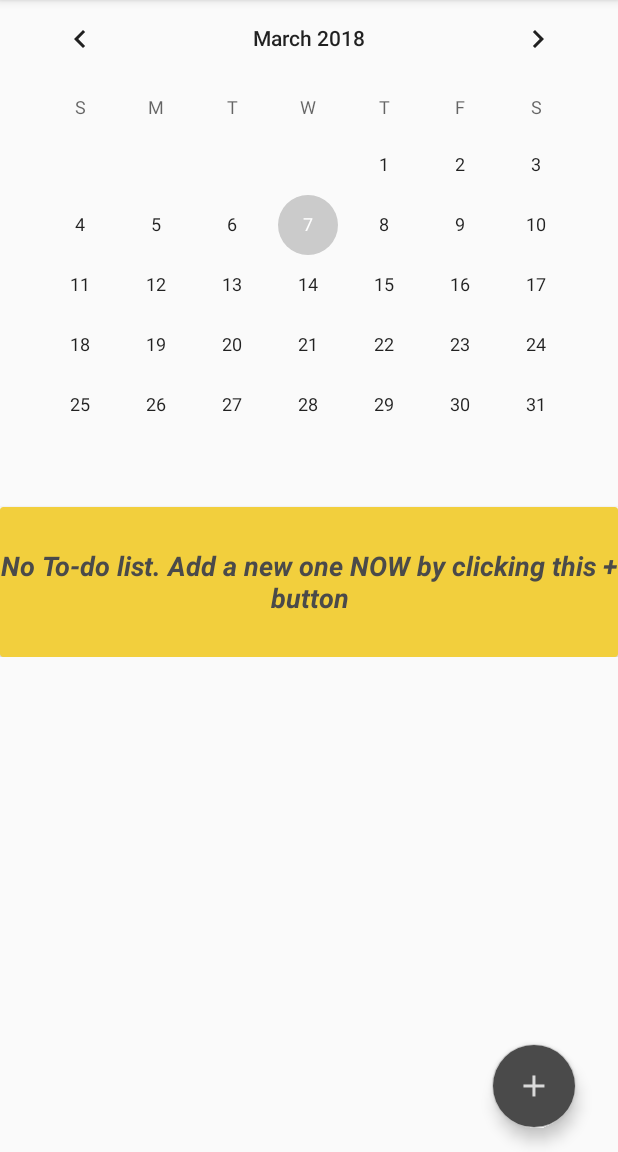
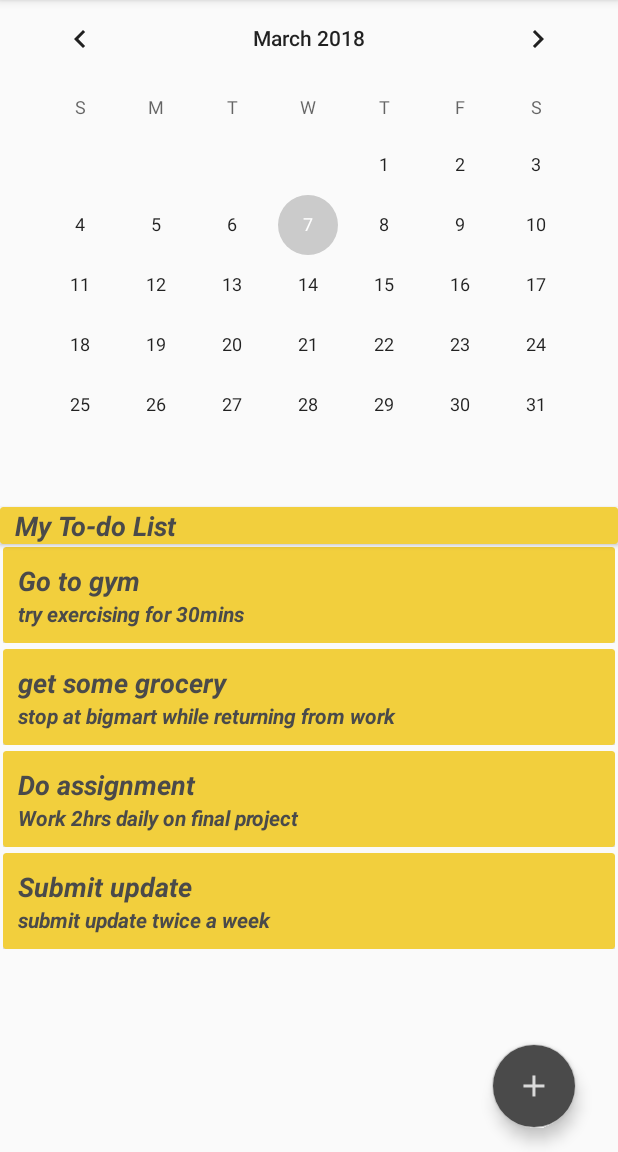
Before and after one commit to paalwindersingh/project-my-planner, an Android app: the screen it shows after launch (DrawerActivity), on a phone screen of 412 x 824 dp, the part 84-1236 px from its top. Run offline under Robolectric (Android 15) with nearby library versions, the phone set to English and light mode, and no system bars.

Commit message:
Added todo list

```diff
--- a/app/src/main/java/com/p1694151/myapplication/activities/DrawerActivity.java
+++ b/app/src/main/java/com/p1694151/myapplication/activities/DrawerActivity.java
@@ -8,19 +8,33 @@ import android.support.v4.view.GravityCompat;
 import android.support.v4.widget.DrawerLayout;
 import android.support.v7.app.ActionBarDrawerToggle;
 import android.support.v7.app.AppCompatActivity;
+import android.support.v7.widget.CardView;
+import android.support.v7.widget.DefaultItemAnimator;
+import android.support.v7.widget.LinearLayoutManager;
+import android.support.v7.widget.RecyclerView;
 import android.support.v7.widget.Toolbar;
 import android.view.MenuItem;
 import android.view.View;
 import android.widget.CalendarView;
 
 import com.p1694151.myapplication.R;
+import com.p1694151.myapplication.adapter.TodoListAdapter;
+import com.p1694151.myapplication.models.TodoItem;
 import com.p1694151.myapplication.storage.LocalStore;
+
+import java.util.ArrayList;
 
 public class DrawerActivity extends AppCompatActivity
         implements NavigationView.OnNavigationItemSelectedListener {
 
     private CalendarView simpleCalendarView;
     private FloatingActionButton addTodo;
+    private CardView emptyView;
+    private CardView cvHeader;
+    private RecyclerView todoListRv;
+    private RecyclerView.LayoutManager layoutManager;
+    private TodoListAdapter adapter;
+    private ArrayList<TodoItem> todoList = new ArrayList<>();
 
     @Override
     protected void onCreate(Bundle savedInstanceState) {
@@ -38,7 +52,12 @@ public class DrawerActivity extends AppCompatActivity
         NavigationView navigationView = (NavigationView) findViewById(R.id.nav_view);
         navigationView.setNavigationItemSelectedListener(this);
 
-        addTodo = (FloatingActionButton) findViewById(R.id.fab_todo); // get the reference of CalendarView
+        emptyView = (CardView) findViewById(R.id.cardView);
+        cvHeader = (CardView) findViewById(R.id.cv_header);
+        todoListRv = (RecyclerView) findViewById(R.id.rv_todo_list);
+        addTodo = (FloatingActionButton) findViewById(R.id.fab_todo);
+
+
         simpleCalendarView = (CalendarView) findViewById(R.id.calendarView); // get the reference of CalendarView
         simpleCalendarView.setOnDateChangeListener(new CalendarView.OnDateChangeListener() {
             @Override
@@ -54,6 +73,30 @@ public class DrawerActivity extends AppCompatActivity
                 startActivity(intent);
             }
         });
+
+        getTodoList();
+
+        setAdapter();
+    }
+
+    private void getTodoList() {
+        //todo replace with data from api call
+        todoList.add(new TodoItem(0, "Go to gym", "try exercising for 30mins"));
+        todoList.add(new TodoItem(0, "get some grocery", "stop at bigmart while returning from work"));
+        todoList.add(new TodoItem(0, "Do assignment", "Work 2hrs daily on final project"));
+        todoList.add(new TodoItem(0, "Submit update", "submit update twice a week"));
+
+        emptyView.setVisibility(todoList.isEmpty() ? View.VISIBLE : View.GONE);
+        cvHeader.setVisibility(!todoList.isEmpty() ? View.VISIBLE : View.GONE);
+    }
+
+    private void setAdapter() {
+        adapter = new TodoListAdapter(todoList);
+        layoutManager = new LinearLayoutManager(this);
+
+        todoListRv.setLayoutManager(layoutManager);
+        todoListRv.setItemAnimator(new DefaultItemAnimator());
+        todoListRv.setAdapter(adapter);
     }
 
     @Override
--- /dev/null
+++ b/app/src/main/java/com/p1694151/myapplication/adapter/TodoListAdapter.java
@@ -0,0 +1,63 @@
+package com.p1694151.myapplication.adapter;
+
+import android.support.v7.widget.RecyclerView;
+import android.view.LayoutInflater;
+import android.view.View;
+import android.view.ViewGroup;
+
+import com.p1694151.myapplication.R;
+import com.p1694151.myapplication.models.TodoItem;
+import com.p1694151.myapplication.viewholder.TodoItemHolder;
+
+import java.util.ArrayList;
+
+/**
+ * Created by paalwinder on 07/03/18.
+ */
+
+public class TodoListAdapter extends RecyclerView.Adapter<RecyclerView.ViewHolder> {
+
+    private final int PPF_VIEW = 0;
+
+    private ArrayList<TodoItem> itemList = new ArrayList<>();
+    private int width;
+
+    public TodoListAdapter(ArrayList<TodoItem> itemList) {
+        this.itemList = itemList;
+    }
+
+    @Override
+    public RecyclerView.ViewHolder onCreateViewHolder(ViewGroup parent, int viewType) {
+        switch (viewType) {
+            case PPF_VIEW:
+                View view = LayoutInflater.from(parent.getContext())
+                        .inflate(R.layout.todo_item, parent, false);
+                TodoItemHolder todoItemHolder = new TodoItemHolder(view);
+                return todoItemHolder;
+        }
+        return null;
+    }
+
+    @Override
+    public void onBindViewHolder(RecyclerView.ViewHolder holder, int position) {
+        switch (holder.getItemViewType()) {
+            case PPF_VIEW:
+                TodoItemHolder itemListViewHolder = (TodoItemHolder) holder;
+                bindInvetmentView(itemList.get(position), itemListViewHolder);
+                break;
+
+            default:
+                break;
+        }
+    }
+
+    private void bindInvetmentView(final TodoItem item, TodoItemHolder itemListViewHolder) {
+        itemListViewHolder.tvTitle.setText(item.getTitle());
+        itemListViewHolder.tvNotes.setText(item.getNotes());
+    }
+
+    @Override
+    public int getItemCount() {
+        return itemList.size();
+    }
+}
--- a/app/src/main/java/com/p1694151/myapplication/models/Event.java
+++ b/app/src/main/java/com/p1694151/myapplication/models/Event.java
@@ -3,7 +3,7 @@ package com.p1694151.myapplication.models;
 import com.google.gson.annotations.SerializedName;
 
 /**
- * Created by jaspinderkaur on 07/03/18.
+ * Created by paalwinder on 07/03/18.
  */
 
 public class Event {
--- /dev/null
+++ b/app/src/main/java/com/p1694151/myapplication/models/TodoItem.java
@@ -0,0 +1,51 @@
+package com.p1694151.myapplication.models;
+
+import com.google.gson.annotations.SerializedName;
+
+/**
+ * Created by Paalwinder on 07/03/18.
+ */
+
+public class TodoItem {
+
+    public TodoItem() {
+
+    }
+    public TodoItem(int task_id, String title, String notes) {
+        this.task_id = task_id;
+        this.title = title;
+        this.notes = notes;
+
+    }
+
+    @SerializedName("task_id")
+    private int task_id = 0;
+    @SerializedName("title")
+    private String title = "";
+    @SerializedName("notes")
+    private String notes = "";
+
+    public int getTask_id() {
+        return task_id;
+    }
+
+    public void setTask_id(int task_id) {
+        this.task_id = task_id;
+    }
+
+    public String getTitle() {
+        return title;
+    }
+
+    public void setTitle(String title) {
+        this.title = title;
+    }
+
+    public String getNotes() {
+        return notes;
+    }
+
+    public void setNotes(String notes) {
+        this.notes = notes;
+    }
+}
--- /dev/null
+++ b/app/src/main/java/com/p1694151/myapplication/viewholder/TodoItemHolder.java
@@ -0,0 +1,21 @@
+package com.p1694151.myapplication.viewholder;
+
+import android.support.annotation.NonNull;
+import android.support.v7.widget.RecyclerView;
+import android.view.View;
+import android.widget.TextView;
+
+import com.p1694151.myapplication.R;
+
+public class TodoItemHolder extends RecyclerView.ViewHolder {
+
+    public TextView tvTitle;
+    public TextView tvNotes;
+
+    public TodoItemHolder(@NonNull View itemView) {
+        super(itemView);
+        tvTitle = itemView.findViewById(R.id.tv_title);
+        tvNotes = itemView.findViewById(R.id.tv_notes);
+    }
+
+}
--- a/app/src/main/res/layout/layout_main_drawer.xml
+++ b/app/src/main/res/layout/layout_main_drawer.xml
@@ -26,12 +26,30 @@
                 app:layout_constraintStart_toStartOf="parent"
                 app:layout_constraintTop_toTopOf="parent" />
 
+            <android.support.v7.widget.CardView
+                android:id="@+id/cv_header"
+                android:layout_width="match_parent"
+                android:layout_height="wrap_content"
+                android:elevation="4dp"
+                app:cardBackgroundColor="@color/card3">
+
+                <TextView
+                    android:layout_width="match_parent"
+                    android:layout_height="match_parent"
+                    android:text="My To-do List"
+                    android:paddingStart="10dp"
+                    android:textColor="@color/colorPrimaryDark"
+                    android:textSize="18sp"
+                    android:textStyle="italic|bold" />
+            </android.support.v7.widget.CardView>
+
             <android.support.v7.widget.RecyclerView
                 android:id="@+id/rv_todo_list"
                 android:layout_width="match_parent"
                 android:layout_height="wrap_content" />
 
             <android.support.v7.widget.CardView
+                android:id="@+id/cardView"
                 android:layout_width="match_parent"
                 android:layout_height="100dp"
                 android:elevation="4dp"
--- /dev/null
+++ b/app/src/main/res/layout/todo_item.xml
@@ -0,0 +1,40 @@
+<?xml version="1.0" encoding="utf-8"?>
+<android.support.constraint.ConstraintLayout xmlns:android="http://schemas.android.com/apk/res/android"
+    xmlns:app="http://schemas.android.com/apk/res-auto"
+    android:layout_width="match_parent"
+    android:layout_margin="2dp"
+    android:layout_height="wrap_content">
+
+    <android.support.v7.widget.CardView
+        android:layout_width="match_parent"
+        android:layout_height="wrap_content"
+        android:elevation="4dp"
+        app:cardBackgroundColor="@color/card3">
+
+        <LinearLayout
+            android:layout_width="match_parent"
+            android:layout_height="wrap_content"
+            android:padding="10dp"
+            android:orientation="vertical">
+
+            <TextView
+                android:id="@+id/tv_title"
+                android:layout_width="match_parent"
+                android:layout_height="match_parent"
+                android:text="Title"
+                android:textColor="@color/colorPrimaryDark"
+                android:textSize="18sp"
+                android:textStyle="italic|bold" />
+
+            <TextView
+                android:id="@+id/tv_notes"
+                android:layout_width="match_parent"
+                android:layout_height="match_parent"
+                android:text="Notes"
+                android:textColor="@color/colorPrimaryDark"
+                android:textSize="14sp"
+                android:textStyle="italic|bold" />
+
+        </LinearLayout>
+    </android.support.v7.widget.CardView>
+</android.support.constraint.ConstraintLayout>
--- a/app/src/main/res/values/styles.xml
+++ b/app/src/main/res/values/styles.xml
@@ -11,7 +11,7 @@
     <style name="CustomEditText" parent="AppTheme">
         <!-- Customize your theme here. -->
         <item name="android:textColorHint">@color/hintColor</item>
-        <item name="android:textColor">@color/colorAccent</item>
+        <item name="android:textColor">@color/colorPrimaryDark</item>
     </style>
 
     <style name="CustomTextView" parent="AppTheme">
```
